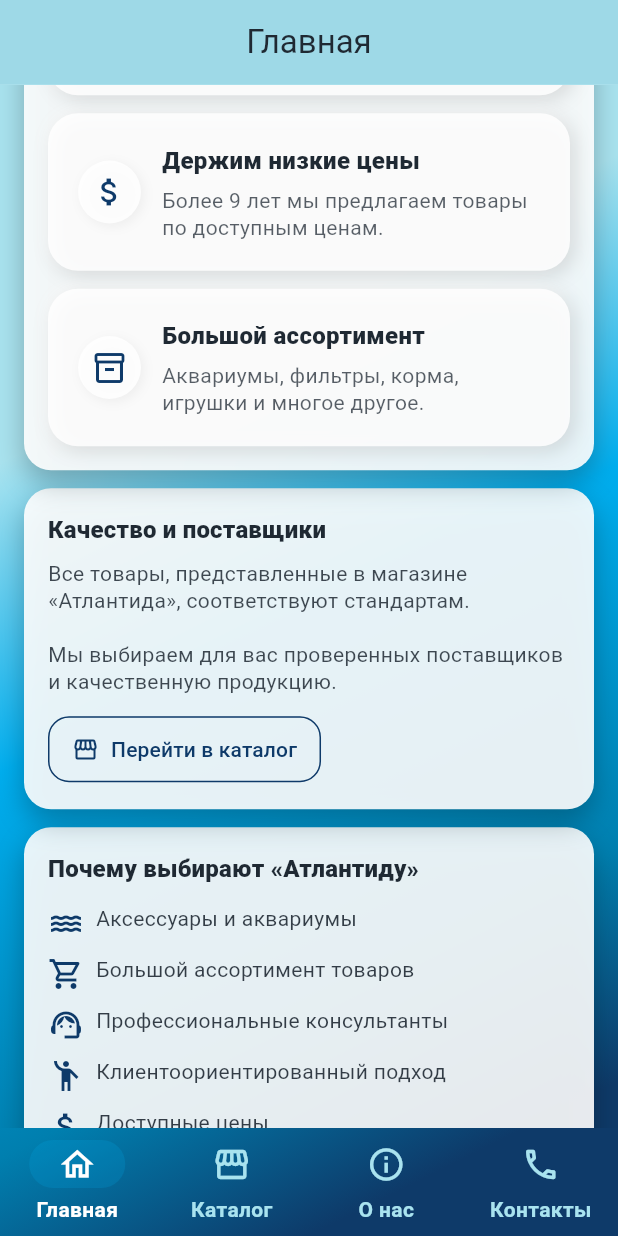
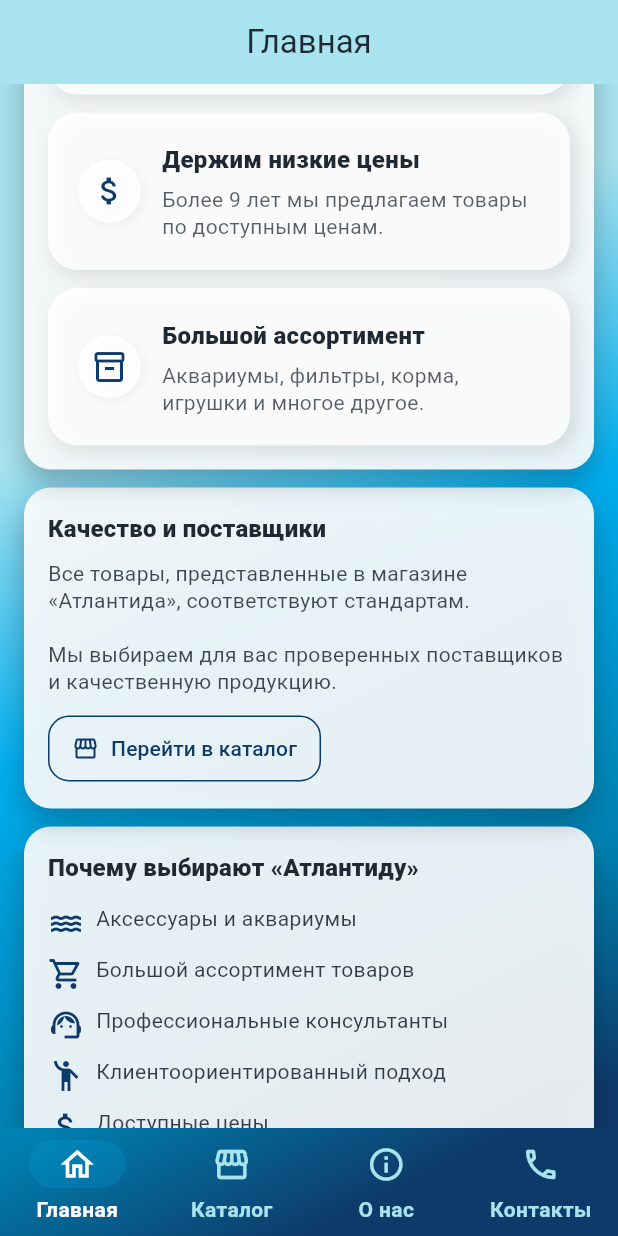
Before and after one commit to siyatut/atlantida_shop, a Flutter app: the screen it shows after launch, scrolled down 576 dp, on a phone screen of 412 x 824 dp. Run offline on Flutter 3.47's test engine with Material 3 defaults, Android fonts, the phone set to English and light mode, and no system bars; our stand-ins replace cached_network_image; network calls fail; statements that could not run were skipped.

Commit message:
fix(ui): remove appbar seam via theme tweak

```diff
--- a/lib/main.dart
+++ b/lib/main.dart
@@ -71,13 +71,6 @@ class _RootTabsState extends State<_RootTabs> {
             2 => 'О нас',
             _ => 'Контакты',
           }),
-          bottom: PreferredSize(
-            preferredSize: const Size.fromHeight(0.5),
-            child: Container(
-              height: 0.5,
-              color: Colors.white.withValues(alpha: .12),
-            ),
-          ),
         ),
         body: IndexedStack(index: _index, children: _pages),
         bottomNavigationBar: SafeArea(
--- a/lib/screens/home.dart
+++ b/lib/screens/home.dart
@@ -1,5 +1,4 @@
 import 'package:flutter/material.dart';
-import 'catalog.dart';
 import '../theme/app_colors.dart';
 import '../utils/launcher_utils.dart';
 
--- a/lib/theme/app_theme.dart
+++ b/lib/theme/app_theme.dart
@@ -10,10 +10,10 @@ class AppTheme {
       primary: AppColors.aqua,
       secondary: AppColors.seaGrass,
       // базовые плоскости интерфейса
-      surface: AppColors.white,                 // карточки/поля
-      onSurface: AppColors.ink,                 // текст на поверхностях
-     surfaceContainerLowest: AppColors.mint,   // мягкие панели/«блоки»
-      surfaceContainer: AppColors.lightBlue,    // светлая голубая подложка
+      surface: AppColors.white, // карточки/поля
+      onSurface: AppColors.ink, // текст на поверхностях
+      surfaceContainerLowest: AppColors.mint, // мягкие панели/«блоки»
+      surfaceContainer: AppColors.lightBlue, // светлая голубая подложка
     );
 
     return ThemeData(
@@ -22,8 +22,11 @@ class AppTheme {
       scaffoldBackgroundColor: Colors.transparent,
       appBarTheme: const AppBarTheme(
         elevation: 0,
+        scrolledUnderElevation: 0,
         backgroundColor: Colors.transparent,
         foregroundColor: AppColors.ink,
+        surfaceTintColor: Colors.transparent,
+        shadowColor: Colors.transparent,
         centerTitle: true,
       ),
       cardTheme: CardThemeData(
@@ -121,8 +124,11 @@ class AppTheme {
       scaffoldBackgroundColor: const Color(0xFF081524),
       appBarTheme: const AppBarTheme(
         elevation: 0,
+        scrolledUnderElevation: 0,
         backgroundColor: Colors.transparent,
         foregroundColor: Colors.white,
+        surfaceTintColor: Colors.transparent,
+        shadowColor: Colors.transparent,
         centerTitle: true,
       ),
       cardTheme: CardThemeData(
```
Lines whose indentation alone changed are shown as unchanged.
